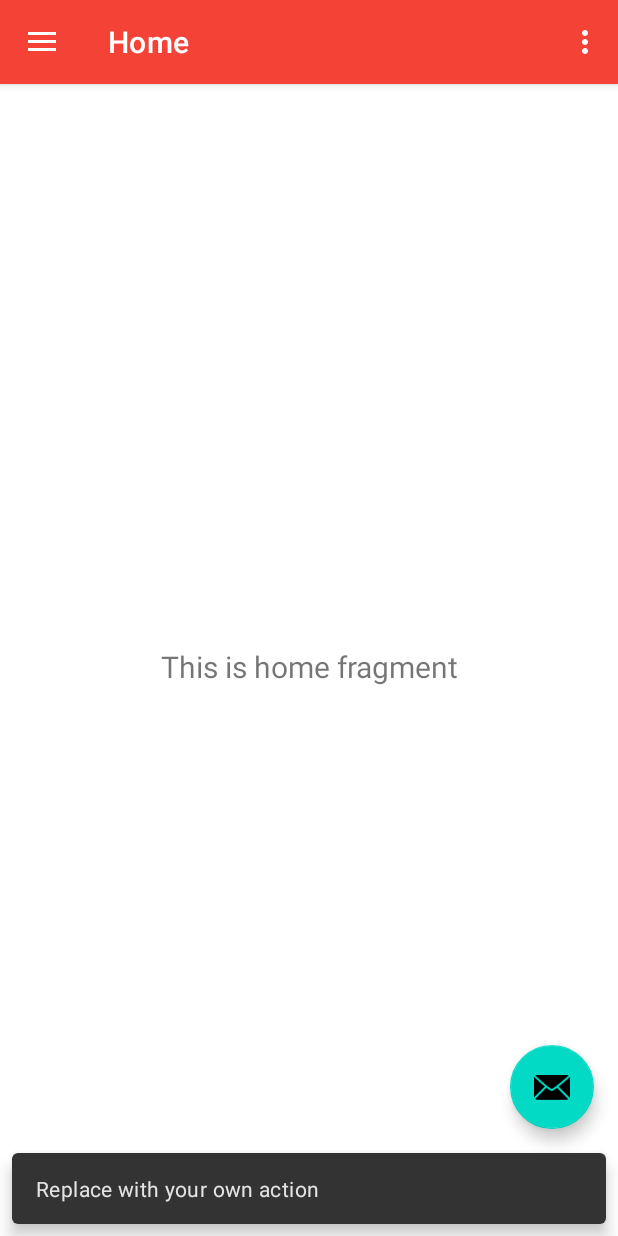
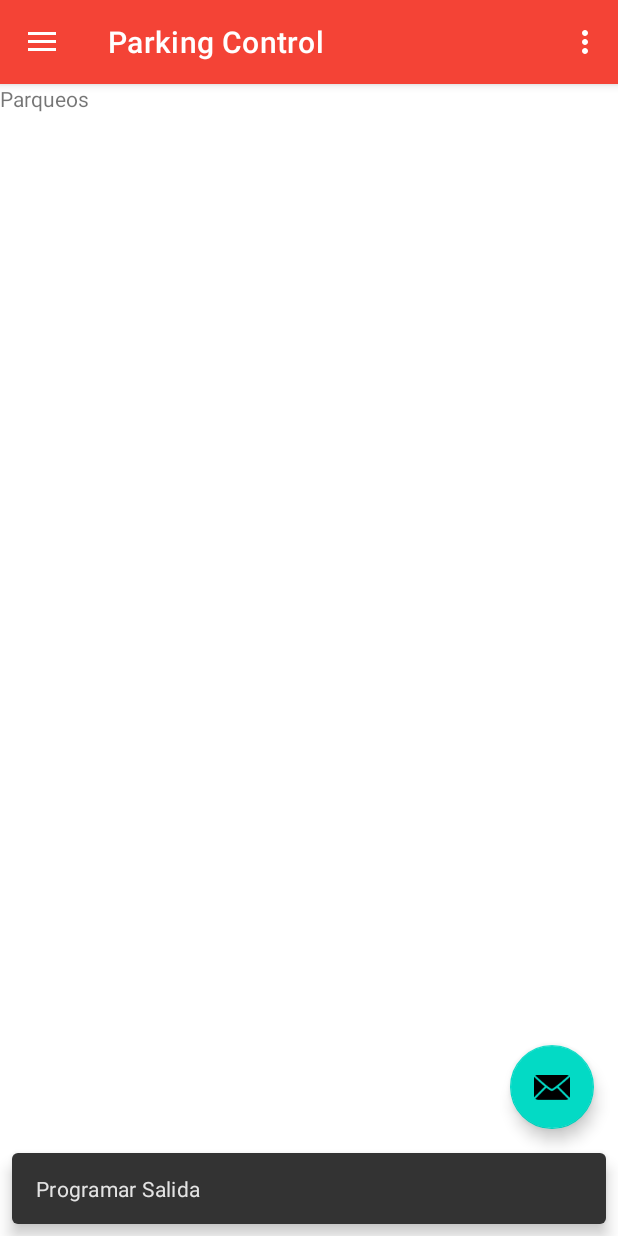
Before and after one commit to gustavopavichevich/TP3_Grupo6, an Android app: the Principal screen opened directly, with no data from a screen before it, after a tap on an icon or button, on a phone screen of 412 x 824 dp. Run offline under Robolectric (Android 15) with nearby library versions, the phone set to English and light mode, and no system bars; our stand-ins replace navigation-ui.

Commit message:
Actualización de proyecto

```diff
--- a/app/src/main/java/ar/com/parkingcontrol/AdminSQLiteOpenHelper.java
+++ b/app/src/main/java/ar/com/parkingcontrol/AdminSQLiteOpenHelper.java
@@ -13,7 +13,7 @@ public class AdminSQLiteOpenHelper extends SQLiteOpenHelper {
 
     @Override
     public void onCreate(SQLiteDatabase BaseDeDatos) {
-        BaseDeDatos.execSQL("create table usuarios(idUsuario int primary key, nombre, usuario, contrasenia)");
+        BaseDeDatos.execSQL("create table usuarios(nombre text primary key, usuario text, contrasenia text)");
     }
 
     @Override
--- a/app/src/main/java/ar/com/parkingcontrol/MainActivity.java
+++ b/app/src/main/java/ar/com/parkingcontrol/MainActivity.java
@@ -23,7 +23,7 @@ public class MainActivity extends AppCompatActivity {
     public void Registrar (View view)
     {
         Intent registrar = new Intent( this, Registro.class);
-        startActivity(registrar );
+        startActivity(registrar);
     }
     //Método para el inicio de sesion
     public void IniciarSesion(View view){
@@ -46,7 +46,7 @@ public class MainActivity extends AppCompatActivity {
                 Intent principal = new Intent( this, Principal.class);
                 principal.putExtra("nombre",fila.getString(0));
                 principal.putExtra("email",fila.getString(1));
-                startActivity(principal );
+                startActivity(principal);
             } else {
                 Toast.makeText(this, "Usuario o Contaseña erroneos", Toast.LENGTH_SHORT).show();
                 BaseDeDatabase.close();
--- a/app/src/main/java/ar/com/parkingcontrol/Principal.java
+++ b/app/src/main/java/ar/com/parkingcontrol/Principal.java
@@ -32,7 +32,7 @@ public class Principal extends AppCompatActivity {
         binding.appBarPrincipal.fab.setOnClickListener(new View.OnClickListener() {
             @Override
             public void onClick(View view) {
-                Snackbar.make(view, "Replace with your own action", Snackbar.LENGTH_LONG)
+                Snackbar.make(view, "Programar Salida", Snackbar.LENGTH_LONG)
                         .setAction("Action", null).show();
             }
         });
@@ -41,7 +41,7 @@ public class Principal extends AppCompatActivity {
         // Passing each menu ID as a set of Ids because each
         // menu should be considered as top level destinations.
         mAppBarConfiguration = new AppBarConfiguration.Builder(
-                R.id.nav_home, R.id.nav_gallery, R.id.nav_slideshow,R.id.parqueosFragment, R.id.miCuentaFragment2)
+                R.id.parqueosFragment, R.id.miCuentaFragment2)
                 .setOpenableLayout(drawer)
                 .build();
         NavController navController = Navigation.findNavController(this, R.id.nav_host_fragment_content_principal);
--- a/app/src/main/java/ar/com/parkingcontrol/entity/login.java
+++ /dev/null
@@ -1,4 +0,0 @@
-package ar.com.parkingcontrol.entity;
-
-public class login {
-}
--- /dev/null
+++ b/app/src/main/res/drawable/account.xml
@@ -0,0 +1,8 @@
+<!-- drawable/account.xml -->
+<vector xmlns:android="http://schemas.android.com/apk/res/android"
+    android:height="24dp"
+    android:width="24dp"
+    android:viewportWidth="24"
+    android:viewportHeight="24">
+    <path android:fillColor="#000" android:pathData="M12,4A4,4 0 0,1 16,8A4,4 0 0,1 12,12A4,4 0 0,1 8,8A4,4 0 0,1 12,4M12,14C16.42,14 20,15.79 20,18V20H4V18C4,15.79 7.58,14 12,14Z" />
+</vector>
--- /dev/null
+++ b/app/src/main/res/drawable/traffic_cone.xml
@@ -0,0 +1,8 @@
+<!-- drawable/traffic-cone.xml -->
+<vector xmlns:android="http://schemas.android.com/apk/res/android"
+    android:height="24dp"
+    android:width="24dp"
+    android:viewportWidth="24"
+    android:viewportHeight="24">
+    <path android:fillColor="#000" android:pathData="M17 15L18 19H21V22H3V19H6L7 15H17M15 8L16 12H8L9 8H15M13 1L14 5H10L11 1H13Z" />
+</vector>
--- a/app/src/main/res/layout/activity_registro.xml
+++ b/app/src/main/res/layout/activity_registro.xml
@@ -70,14 +70,16 @@
             android:layout_width="match_parent"
             android:layout_height="wrap_content"
             android:ems="10"
-            android:hint="@string/txtPass" />
+            android:hint="@string/txtPass"
+            android:inputType="textPassword" />  />
 
         <EditText
             android:id="@+id/etRepetirContrasenia"
             android:layout_width="match_parent"
             android:layout_height="wrap_content"
             android:ems="10"
-            android:hint="@string/txtRePass" />
+            android:hint="@string/txtRePass"
+            android:inputType="textPassword" />
         <Button
             android:id="@+id/btnAceptar"
             android:layout_width="match_parent"
--- a/app/src/main/res/menu/activity_main_drawer.xml
+++ b/app/src/main/res/menu/activity_main_drawer.xml
@@ -6,11 +6,11 @@
     <group android:checkableBehavior="single">
         <item
             android:id="@+id/parqueosFragment"
-            android:icon="@drawable/ic_menu_slideshow"
+            android:icon="@drawable/traffic_cone"
             android:title="@string/menu_parqueos" />
         <item
             android:id="@+id/miCuentaFragment2"
-            android:icon="@drawable/ic_menu_camera"
+            android:icon="@drawable/account"
             android:title="@string/menu_micuenta" />
     </group>
 </menu>
--- a/app/src/main/res/menu/principal.xml
+++ b/app/src/main/res/menu/principal.xml
@@ -4,6 +4,6 @@
     <item
         android:id="@+id/action_settings"
         android:orderInCategory="100"
-        android:title="@string/action_settings"
+        android:title="Salir"
         app:showAsAction="never" />
 </menu>
--- a/app/src/main/res/navigation/mobile_navigation2.xml
+++ b/app/src/main/res/navigation/mobile_navigation2.xml
@@ -3,33 +3,16 @@
     xmlns:app="http://schemas.android.com/apk/res-auto"
     xmlns:tools="http://schemas.android.com/tools"
     android:id="@+id/mobile_navigation2"
-    app:startDestination="@id/nav_home">
+    app:startDestination="@id/parqueosFragment">
 
-    <fragment
-        android:id="@+id/nav_home"
-        android:name="ar.com.parkingcontrol.ui.home.HomeFragment"
-        android:label="@string/menu_home"
-        tools:layout="@layout/fragment_home" />
-
-    <fragment
-        android:id="@+id/nav_gallery"
-        android:name="ar.com.parkingcontrol.ui.gallery.GalleryFragment"
-        android:label="@string/menu_gallery"
-        tools:layout="@layout/fragment_gallery" />
-
-    <fragment
-        android:id="@+id/nav_slideshow"
-        android:name="ar.com.parkingcontrol.ui.slideshow.SlideshowFragment"
-        android:label="@string/menu_slideshow"
-        tools:layout="@layout/fragment_slideshow" />
     <fragment
         android:id="@+id/parqueosFragment"
         android:name="ar.com.parkingcontrol.ParqueosFragment"
-        android:label="fragment_parqueos"
+        android:label="Parking Control"
         tools:layout="@layout/fragment_parqueos" />
     <fragment
         android:id="@+id/miCuentaFragment2"
         android:name="ar.com.parkingcontrol.MiCuentaFragment"
-        android:label="fragment_mi_cuenta2"
+        android:label="Mi Cuenta"
         tools:layout="@layout/fragment_mi_cuenta2" />
 </navigation>
```
Also changed, not shown: app/src/main/java/ar/com/parkingcontrol/Registro.java (+5 -6 lines), app/src/main/res/layout/dialog_design.xml (added, +27 -0 lines), app/src/main/res/drawable-v24/ic_account_black_24dp.png (added), app/src/main/res/drawable-v24/ic_traffic_cone_black_24dp.png (added), 2 other files.
